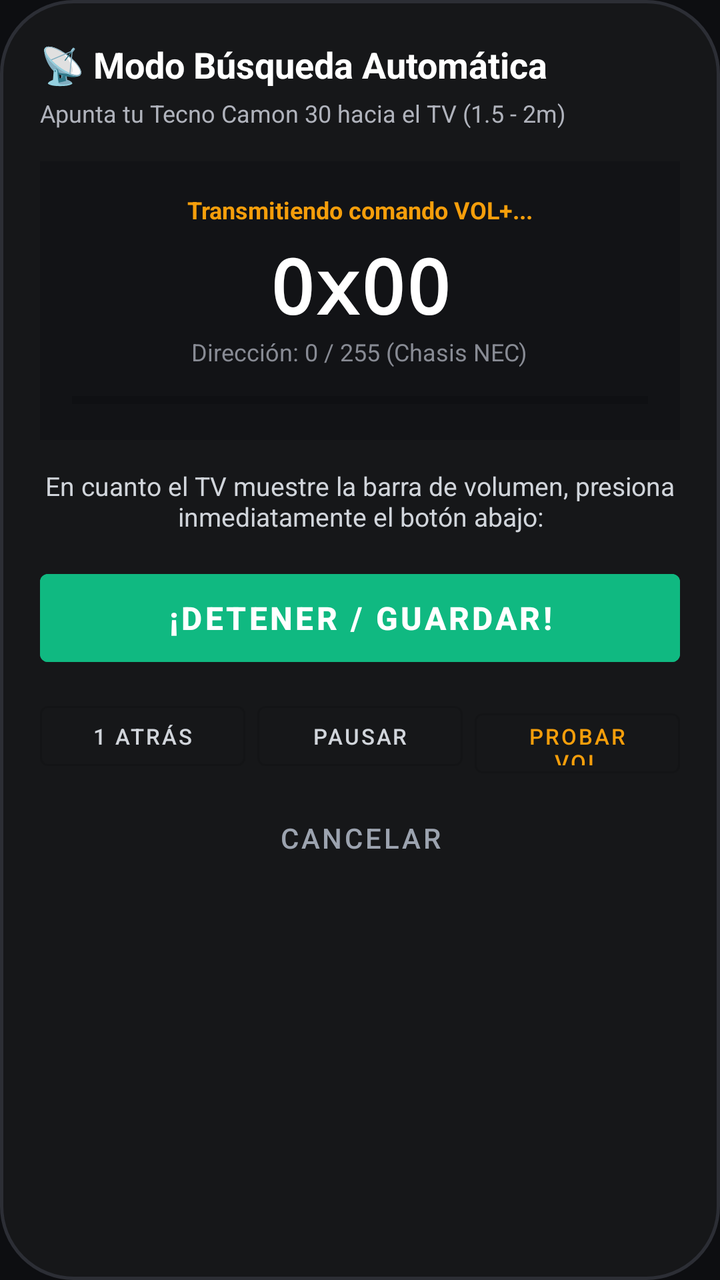
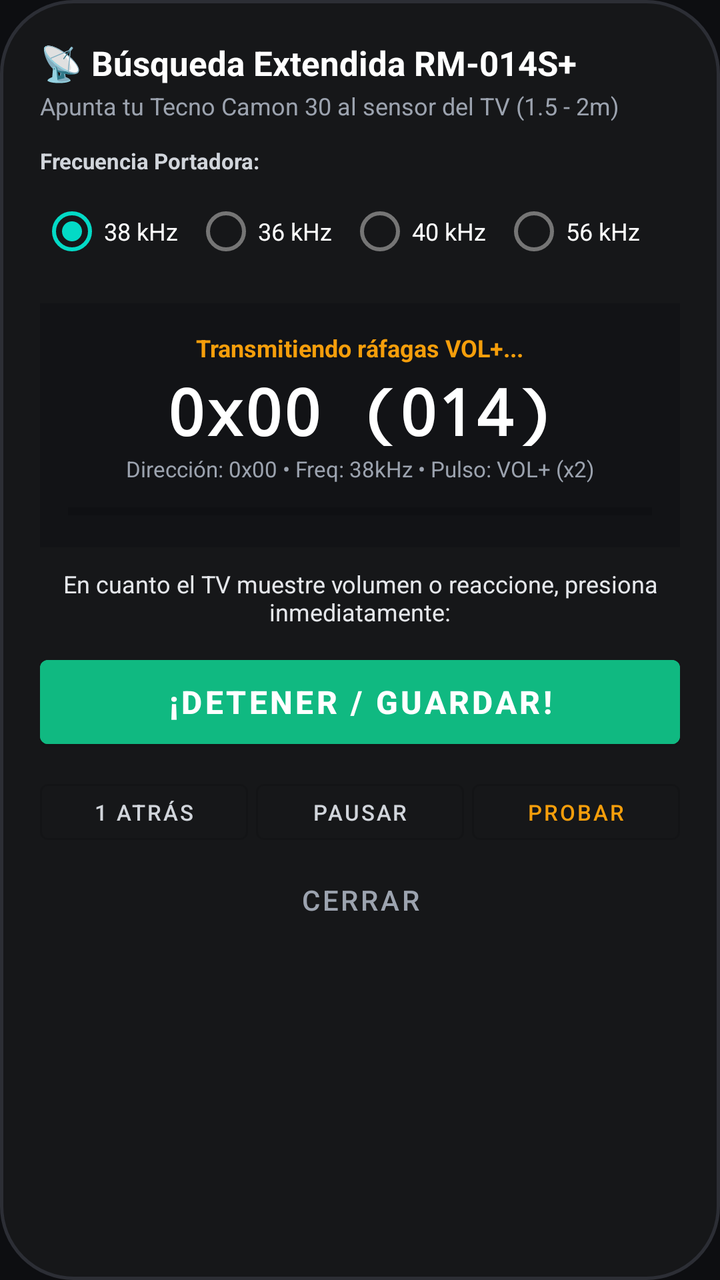

The first picture is an Android layout as it rendered before a commit; the second is the same layout after the commit. The layout source and the unified diff follow.
<!-- AndroidManifest.xml: application theme Theme.RM014S -->
<!-- res/layout/dialog_auto_scan.xml -->
<?xml version="1.0" encoding="utf-8"?>
<LinearLayout xmlns:android="http://schemas.android.com/apk/res/android"
    android:layout_width="match_parent"
    android:layout_height="wrap_content"
    android:orientation="vertical"
    android:background="@drawable/bg_remote_chassis"
    android:padding="20dp">

    
    <TextView
        android:layout_width="wrap_content"
        android:layout_height="wrap_content"
        android:text="📡 Modo Búsqueda Automática"
        android:textColor="@color/white"
        android:textSize="18sp"
        android:textStyle="bold" />

    <TextView
        android:layout_width="wrap_content"
        android:layout_height="wrap_content"
        android:layout_marginTop="4dp"
        android:text="Apunta tu Tecno Camon 30 hacia el TV (1.5 - 2m)"
        android:textColor="#B0B3BC"
        android:textSize="12sp" />

    
    <LinearLayout
        android:layout_width="match_parent"
        android:layout_height="wrap_content"
        android:layout_marginTop="16dp"
        android:background="#121316"
        android:orientation="vertical"
        android:gravity="center"
        android:padding="16dp">

        <TextView
            android:id="@+id/tvScanStatus"
            android:layout_width="wrap_content"
            android:layout_height="wrap_content"
            android:text="Transmitiendo comando VOL+..."
            android:textColor="@color/amber_accent"
            android:textSize="12sp"
            android:textStyle="bold" />

        <TextView
            android:id="@+id/tvScanHex"
            android:layout_width="wrap_content"
            android:layout_height="wrap_content"
            android:layout_marginTop="4dp"
            android:text="0x00"
            android:textColor="@color/white"
            android:textSize="38sp"
            android:textStyle="bold"
            android:fontFamily="monospace" />

        <TextView
            android:id="@+id/tvScanProgress"
            android:layout_width="wrap_content"
            android:layout_height="wrap_content"
            android:text="Dirección: 0 / 255 (Chasis NEC)"
            android:textColor="#888B94"
            android:textSize="12sp" />

        <ProgressBar
            android:id="@+id/progressBarScan"
            style="?android:attr/progressBarStyleHorizontal"
            android:layout_width="match_parent"
            android:layout_height="8dp"
            android:layout_marginTop="12dp"
            android:max="255"
            android:progress="0" />
    </LinearLayout>

    <TextView
        android:layout_width="match_parent"
        android:layout_height="wrap_content"
        android:layout_marginTop="14dp"
        android:text="En cuanto el TV muestre la barra de volumen, presiona inmediatamente el botón abajo:"
        android:textColor="#D1D5DB"
        android:textSize="13sp"
        android:gravity="center" />

    
    <Button
        android:id="@+id/btnStopAndSave"
        android:layout_width="match_parent"
        android:layout_height="56dp"
        android:layout_marginTop="14dp"
        android:text="¡DETENER / GUARDAR!"
        android:textColor="@color/white"
        android:textSize="16sp"
        android:textStyle="bold"
        android:backgroundTint="#10B981" />

    
    <LinearLayout
        android:layout_width="match_parent"
        android:layout_height="wrap_content"
        android:layout_marginTop="10dp"
        android:orientation="horizontal"
        android:weightSum="3">

        <Button
            android:id="@+id/btnStepBack"
            style="@style/Widget.MaterialComponents.Button.OutlinedButton"
            android:layout_width="0dp"
            android:layout_height="42dp"
            android:layout_weight="1"
            android:text="1 Atrás"
            android:textSize="11sp"
            android:textColor="#D1D5DB" />

        <Button
            android:id="@+id/btnPauseResume"
            style="@style/Widget.MaterialComponents.Button.OutlinedButton"
            android:layout_width="0dp"
            android:layout_height="42dp"
            android:layout_weight="1"
            android:layout_marginStart="6dp"
            android:layout_marginEnd="6dp"
            android:text="Pausar"
            android:textSize="11sp"
            android:textColor="#D1D5DB" />

        <Button
            android:id="@+id/btnTestVol"
            style="@style/Widget.MaterialComponents.Button.OutlinedButton"
            android:layout_width="0dp"
            android:layout_height="42dp"
            android:layout_weight="1"
            android:text="Probar VOL"
            android:textSize="11sp"
            android:textColor="@color/amber_accent" />
    </LinearLayout>

    <Button
        android:id="@+id/btnCancelScan"
        style="@style/Widget.MaterialComponents.Button.TextButton"
        android:layout_width="match_parent"
        android:layout_height="wrap_content"
        android:layout_marginTop="6dp"
        android:text="Cancelar"
        android:textColor="#9CA3AF" />

</LinearLayout>
<!-- resources referenced by this layout -->
<resources>
  <color name="amber_accent">#F59E0B</color>
  <color name="white">#FFFFFF</color>
  <!-- drawable bg_remote_chassis (drawable) -->
  <?xml version="1.0" encoding="utf-8"?>
  <shape xmlns:android="http://schemas.android.com/apk/res/android">
      <solid android:color="@color/remote_body" />
      <corners android:radius="36dp" />
      <stroke android:width="1.5dp" android:color="@color/remote_border" />
  </shape>
  <style name="Theme.RM014S" parent="Theme.MaterialComponents.DayNight.NoActionBar">
          <item name="colorPrimary">@color/amber_accent</item>
          <item name="android:statusBarColor">@color/black_bg</item>
          <item name="android:navigationBarColor">@color/black_bg</item>
          <item name="android:windowBackground">@color/black_bg</item>
      </style>
  <color name="remote_body">#161719</color>
  <color name="remote_border">#2C2E35</color>
  <color name="black_bg">#0D0E11</color>
</resources>

<!-- the commit's change to res/layout/dialog_auto_scan.xml (unified diff, before → after) -->
@@ -10,34 +10,88 @@
     <TextView
         android:layout_width="wrap_content"
         android:layout_height="wrap_content"
-        android:text="📡 Modo Búsqueda Automática"
+        android:text="📡 Búsqueda Extendida RM-014S+"
         android:textColor="@color/white"
-        android:textSize="18sp"
+        android:textSize="17sp"
         android:textStyle="bold" />
 
     <TextView
         android:layout_width="wrap_content"
         android:layout_height="wrap_content"
+        android:layout_marginTop="2dp"
+        android:text="Apunta tu Tecno Camon 30 al sensor del TV (1.5 - 2m)"
+        android:textColor="#9CA3AF"
+        android:textSize="12sp" />
+
+    
+    <TextView
+        android:layout_width="wrap_content"
+        android:layout_height="wrap_content"
+        android:layout_marginTop="12dp"
+        android:text="Frecuencia Portadora:"
+        android:textColor="#D1D5DB"
+        android:textSize="11sp"
+        android:textStyle="bold" />
+
+    <RadioGroup
+        android:id="@+id/rgFrequency"
+        android:layout_width="match_parent"
+        android:layout_height="wrap_content"
         android:layout_marginTop="4dp"
-        android:text="Apunta tu Tecno Camon 30 hacia el TV (1.5 - 2m)"
-        android:textColor="#B0B3BC"
-        android:textSize="12sp" />
+        android:orientation="horizontal">
+
+        <RadioButton
+            android:id="@+id/rb38k"
+            android:layout_width="wrap_content"
+            android:layout_height="wrap_content"
+            android:text="38 kHz"
+            android:textColor="@color/white"
+            android:textSize="12sp"
+            android:checked="true" />
+
+        <RadioButton
+            android:id="@+id/rb36k"
+            android:layout_width="wrap_content"
+            android:layout_height="wrap_content"
+            android:layout_marginStart="8dp"
+            android:text="36 kHz"
+            android:textColor="@color/white"
+            android:textSize="12sp" />
+
+        <RadioButton
+            android:id="@+id/rb40k"
+            android:layout_width="wrap_content"
+            android:layout_height="wrap_content"
+            android:layout_marginStart="8dp"
+            android:text="40 kHz"
+            android:textColor="@color/white"
+            android:textSize="12sp" />
+
+        <RadioButton
+            android:id="@+id/rb56k"
+            android:layout_width="wrap_content"
+            android:layout_height="wrap_content"
+            android:layout_marginStart="8dp"
+            android:text="56 kHz"
+            android:textColor="@color/white"
+            android:textSize="12sp" />
+    </RadioGroup>
 
     
     <LinearLayout
         android:layout_width="match_parent"
         android:layout_height="wrap_content"
-        android:layout_marginTop="16dp"
+        android:layout_marginTop="12dp"
         android:background="#121316"
         android:orientation="vertical"
         android:gravity="center"
-        android:padding="16dp">
+        android:padding="14dp">
 
         <TextView
             android:id="@+id/tvScanStatus"
             android:layout_width="wrap_content"
             android:layout_height="wrap_content"
-            android:text="Transmitiendo comando VOL+..."
+            android:text="Transmitiendo ráfagas VOL+..."
             android:textColor="@color/amber_accent"
             android:textSize="12sp"
             android:textStyle="bold" />
@@ -46,27 +100,27 @@
             android:id="@+id/tvScanHex"
             android:layout_width="wrap_content"
             android:layout_height="wrap_content"
-            android:layout_marginTop="4dp"
-            android:text="0x00"
+            android:layout_marginTop="2dp"
+            android:text="0x00 (014)"
             android:textColor="@color/white"
-            android:textSize="38sp"
+            android:textSize="32sp"
             android:textStyle="bold"
             android:fontFamily="monospace" />
 
         <TextView
-            android:id="@+id/tvScanProgress"
+            android:id="@+id/tvScanDetails"
             android:layout_width="wrap_content"
             android:layout_height="wrap_content"
-            android:text="Dirección: 0 / 255 (Chasis NEC)"
-            android:textColor="#888B94"
-            android:textSize="12sp" />
+            android:text="Dirección: 0x00 • Freq: 38kHz • Pulso: VOL+ (x2)"
+            android:textColor="#9CA3AF"
+            android:textSize="11sp" />
 
         <ProgressBar
             android:id="@+id/progressBarScan"
             style="?android:attr/progressBarStyleHorizontal"
             android:layout_width="match_parent"
             android:layout_height="8dp"
-            android:layout_marginTop="12dp"
+            android:layout_marginTop="10dp"
             android:max="255"
             android:progress="0" />
     </LinearLayout>
@@ -74,18 +128,18 @@
     <TextView
         android:layout_width="match_parent"
         android:layout_height="wrap_content"
-        android:layout_marginTop="14dp"
-        android:text="En cuanto el TV muestre la barra de volumen, presiona inmediatamente el botón abajo:"
-        android:textColor="#D1D5DB"
-        android:textSize="13sp"
+        android:layout_marginTop="10dp"
+        android:text="En cuanto el TV muestre volumen o reaccione, presiona inmediatamente:"
+        android:textColor="#E5E7EB"
+        android:textSize="12sp"
         android:gravity="center" />
 
     
     <Button
         android:id="@+id/btnStopAndSave"
         android:layout_width="match_parent"
-        android:layout_height="56dp"
-        android:layout_marginTop="14dp"
+        android:layout_height="54dp"
+        android:layout_marginTop="10dp"
         android:text="¡DETENER / GUARDAR!"
         android:textColor="@color/white"
         android:textSize="16sp"
@@ -96,7 +150,7 @@
     <LinearLayout
         android:layout_width="match_parent"
         android:layout_height="wrap_content"
-        android:layout_marginTop="10dp"
+        android:layout_marginTop="8dp"
         android:orientation="horizontal"
         android:weightSum="3">
 
@@ -104,7 +158,7 @@
             android:id="@+id/btnStepBack"
             style="@style/Widget.MaterialComponents.Button.OutlinedButton"
             android:layout_width="0dp"
-            android:layout_height="42dp"
+            android:layout_height="40dp"
             android:layout_weight="1"
             android:text="1 Atrás"
             android:textSize="11sp"
@@ -114,10 +168,10 @@
             android:id="@+id/btnPauseResume"
             style="@style/Widget.MaterialComponents.Button.OutlinedButton"
             android:layout_width="0dp"
-            android:layout_height="42dp"
+            android:layout_height="40dp"
             android:layout_weight="1"
-            android:layout_marginStart="6dp"
-            android:layout_marginEnd="6dp"
+            android:layout_marginStart="4dp"
+            android:layout_marginEnd="4dp"
             android:text="Pausar"
             android:textSize="11sp"
             android:textColor="#D1D5DB" />
@@ -126,9 +180,9 @@
             android:id="@+id/btnTestVol"
             style="@style/Widget.MaterialComponents.Button.OutlinedButton"
             android:layout_width="0dp"
-            android:layout_height="42dp"
+            android:layout_height="40dp"
             android:layout_weight="1"
-            android:text="Probar VOL"
+            android:text="Probar"
             android:textSize="11sp"
             android:textColor="@color/amber_accent" />
     </LinearLayout>
@@ -138,8 +192,7 @@
         style="@style/Widget.MaterialComponents.Button.TextButton"
         android:layout_width="match_parent"
         android:layout_height="wrap_content"
-        android:layout_marginTop="6dp"
-        android:text="Cancelar"
+        android:text="Cerrar"
         android:textColor="#9CA3AF" />
 
 </LinearLayout>
